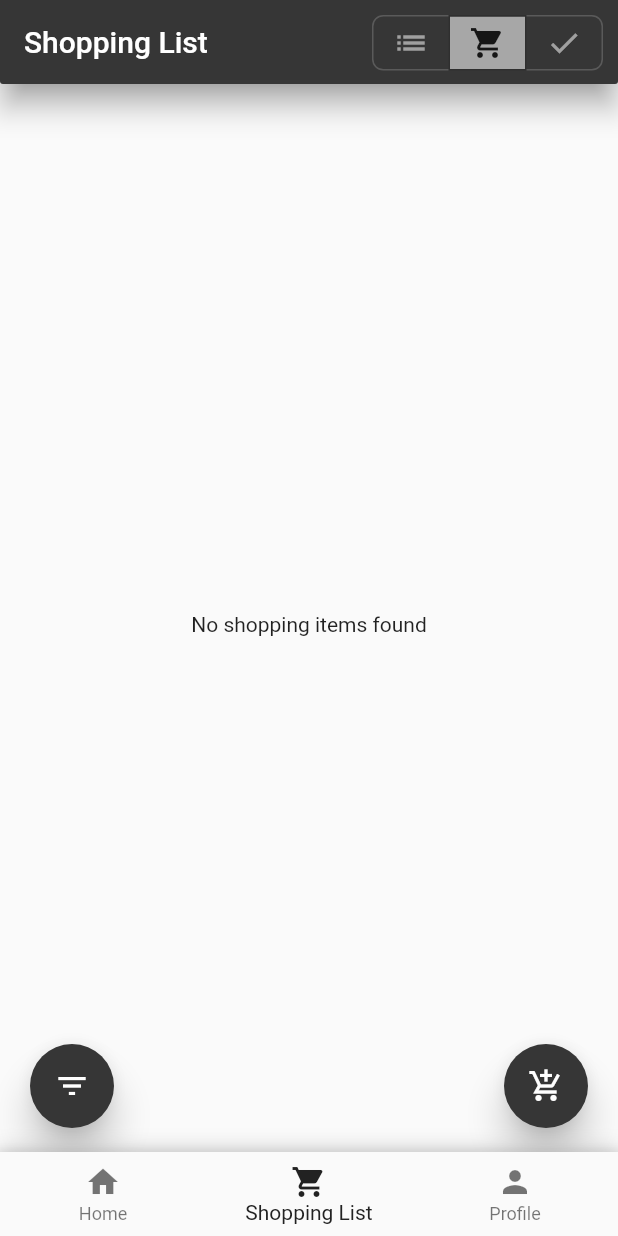
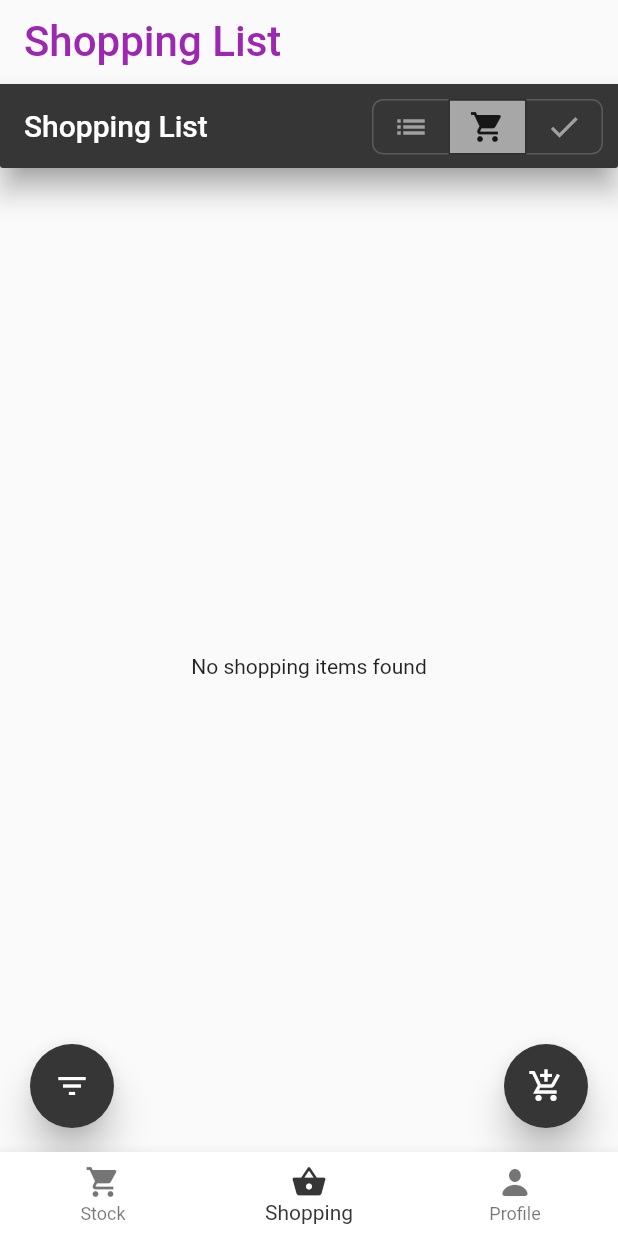
Before and after one commit to adityasundar15/myBasket, a Flutter app: the screen it shows after launch, item 2 of the bottom bar chosen, after a tap on the "shopping cart" icon, on a phone screen of 412 x 824 dp. Run offline on Flutter 3.47's test engine with Material 2 defaults, Android fonts, the phone set to English and light mode, and no system bars; our stand-ins replace fl_chart, sqflite, table_calendar; missing offline and left inert: flutter_animated_dialog; accounts and stored records are empty.

Commit message:
Gunjan init commit

```diff
--- a/lib/main.dart
+++ b/lib/main.dart
@@ -6,6 +6,10 @@ import 'colorScheme.dart';
 import 'homePage/home_page.dart';
 import 'shoppingList/shoppinglist_page.dart';
 import 'profilePage/profile.dart';
+
+import './screens/alert_list.dart';
+import './screens/bottom_nav_screen.dart';
+import './widgets/profilePage/pie_details_list.dart';
 
 void main() {
   runApp(MyApp());
@@ -17,72 +21,77 @@ class MyApp extends StatelessWidget {
     return MaterialApp(
       title: 'My App',
       theme: ThemeData(
-        primarySwatch: ColorOptions.colorscheme, //using the color scheme
-        visualDensity: VisualDensity.adaptivePlatformDensity,
-      ),
-      home: HomePage(),
+          primarySwatch: ColorOptions.colorscheme, //using the color scheme
+          visualDensity: VisualDensity.adaptivePlatformDensity,
+          primaryColor: Colors.purple),
+      home: const TabScreen(),
+      routes: {
+        AlertList.routeName: (context) => const AlertList(),
+        PieDetailsList.routeName: (context) => const PieDetailsList(),
+        // BarDetailsList.routeName: (context) => const BarDetailsList()
+      },
       debugShowCheckedModeBanner: false,
     );
   }
 }
 
-class HomePage extends StatefulWidget {
-  @override
-  _HomePageState createState() => _HomePageState();
-}
+// class HomePage extends StatefulWidget {
+//   @override
+//   _HomePageState createState() => _HomePageState();
+// }
 
-class _HomePageState extends State<HomePage> {
-  int _selectedIndex = 0;
+// class _HomePageState extends State<HomePage> {
+//   int _selectedIndex = 0;
 
-  //list of classes from the three pages for navbar
-  static final List<Widget> _widgetOptions = <Widget>[
-    homePage(),
-    const ShoppingList(),
-    const ProfilePage(),
-  ];
+//   //list of classes from the three pages for navbar
+//   static final List<Widget> _widgetOptions = <Widget>[
+//     homePage(),
+//     const ShoppingList(),
+//     const ProfilePage(),
+//   ];
 
-  void _onItemTapped(int index) {
-    setState(() {
-      _selectedIndex = index;
-    });
-  }
+//   void _onItemTapped(int index) {
+//     setState(() {
+//       _selectedIndex = index;
+//     });
+//   }
 
-  @override
-  Widget build(BuildContext context) {
-    return Scaffold(
-      body: _widgetOptions.elementAt(_selectedIndex),
-      bottomNavigationBar: Container(
-        decoration: BoxDecoration(
-          boxShadow: [
-            BoxShadow(
-              color: Colors.grey.withOpacity(0.5),
-              spreadRadius: 1,
-              blurRadius: 10,
-              offset: const Offset(0, -1),
-            ),
-          ],
-        ),
-        child: BottomNavigationBar(
-          elevation: 8,
-          items: const <BottomNavigationBarItem>[
-            BottomNavigationBarItem(
-              icon: Icon(Icons.home),
-              label: 'Home',
-            ),
-            BottomNavigationBarItem(
-              icon: Icon(Icons.shopping_cart),
-              label: 'Shopping List',
-            ),
-            BottomNavigationBarItem(
-              icon: Icon(Icons.person),
-              label: 'Profile',
-            ),
-          ],
-          currentIndex: _selectedIndex,
-          selectedItemColor: ColorOptions.colorscheme[800]!,
-          onTap: _onItemTapped,
-        ),
-      ),
-    );
-  }
-}
+//   @override
+//   Widget build(BuildContext context) {
+//     return Scaffold(
+//       body: _widgetOptions.elementAt(_selectedIndex),
+//       bottomNavigationBar: Container(
+//         decoration: BoxDecoration(
+//           boxShadow: [
+//             BoxShadow(
+//               color: Colors.grey.withOpacity(0.5),
+//               spreadRadius: 1,
+//               blurRadius: 10,
+//               offset: const Offset(0, -1),
+//             ),
+//           ],
+//         ),
+//         child: BottomNavigationBar(
+//           elevation: 8,
+//           items: const <BottomNavigationBarItem>[
+//             BottomNavigationBarItem(
+//               icon: Icon(Icons.home),
+//               label: 'Home',
+//             ),
+//             BottomNavigationBarItem(
+//               icon: Icon(Icons.shopping_cart),
+//               label: 'Shopping List',
+//             ),
+//             BottomNavigationBarItem(
+//               icon: Icon(Icons.person),
+//               label: 'Profile',
+//             ),
+//           ],
+//           currentIndex: _selectedIndex,
+//           selectedItemColor: ColorOptions.colorscheme[800]!,
+//           onTap: _onItemTapped,
+//         ),
+//       ),
+//     );
+//   }
+// }
--- a/lib/screens/bottom_nav_screen.dart
+++ b/lib/screens/bottom_nav_screen.dart
@@ -2,7 +2,7 @@ import 'package:flutter/cupertino.dart';
 import 'package:flutter/material.dart';
 import 'package:flutter/services.dart';
 import './profile_screen.dart';
-import './shopping_list.dart';
+import '../shoppingList/shoppinglist_page.dart';
 import './stock_screen.dart';
 
 class TabScreen extends StatefulWidget {
@@ -19,28 +19,6 @@ class _TabScreenState extends State<TabScreen> {
     {'page': ProfileScreen(), 'title': 'Profile'}
   ];
   int _selectedPageIndex = 0;
-
-  // final List<FloatingActionButton> fabs = [
-  //   FloatingActionButton(
-  //     child: const Icon(Icons.add),
-  //     onPressed: () {},
-  //   ),
-  //   FloatingActionButton(
-  //     child: const Icon(Icons.add),
-  //     onPressed: () {},
-  //   ),
-  //   FloatingActionButton(
-  //     child: const Icon(Icons.document_scanner),
-  //     onPressed: () {},
-  //   )
-  // ];
-
-  Widget showActionButton(int pageIndex) {
-    if (pageIndex == 0) {
-      return const Placeholder();
-    }
-    return const Placeholder();
-  }
 
   void _setPage(int index) {
     setState(() {
@@ -67,16 +45,6 @@ class _TabScreenState extends State<TabScreen> {
           style: const TextStyle(fontSize: 28),
         ),
         foregroundColor: Theme.of(context).primaryColor,
-        // actions: [
-        //   _selectedPageIndex == 0
-        //       ? IconButton(
-        //           onPressed: changeScreen,
-        //           icon: Icon(
-        //             Icons.warning_amber,
-        //             color: Colors.amber[700],
-        //           ))
-        //       : Text('')
-        // ],
       ),
       body: _pages[_selectedPageIndex]['page'] as Widget,
       bottomNavigationBar: BottomNavigationBar(
--- a/lib/screens/shopping_list.dart
+++ /dev/null
@@ -1,12 +0,0 @@
-import 'package:flutter/material.dart';
-import 'package:flutter/src/widgets/framework.dart';
-import 'package:flutter/src/widgets/placeholder.dart';
-
-class ShoppingList extends StatelessWidget {
-  const ShoppingList({super.key});
-
-  @override
-  Widget build(BuildContext context) {
-    return Center(child: Text('Shopping List'));
-  }
-}
```
